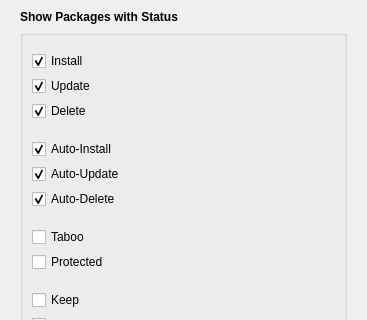
shundhammer/yqpkg, file src/status-filter-view.ui: the form before one commit; both pictures show x 0 to 367 and y 0 to 320 of the 367 by 828 pixel window.
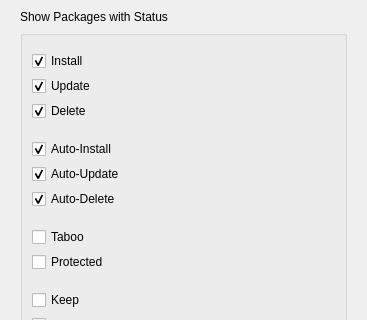
The form after the commit. Icons and pictures are not drawn.

Commit message: Use a dedicated heading font

```diff
--- a/src/status-filter-view.ui
+++ b/src/status-filter-view.ui
@@ -29,7 +29,7 @@
    <item>
     <widget class="QLabel" name="headingLabel">
      <property name="text">
-      <string>&lt;html&gt;&lt;head/&gt;&lt;body&gt;&lt;p&gt;&lt;span style=&quot; font-weight:600;&quot;&gt;Show Packages with Status&lt;/span&gt;&lt;/p&gt;&lt;/body&gt;&lt;/html&gt;</string>
+      <string>Show Packages with Status</string>
      </property>
      <property name="textFormat">
       <enum>Qt::RichText</enum>
```
Left out of the diff: 2 changed lines with no effect on the pictures. The commit also changes 10 other files.
